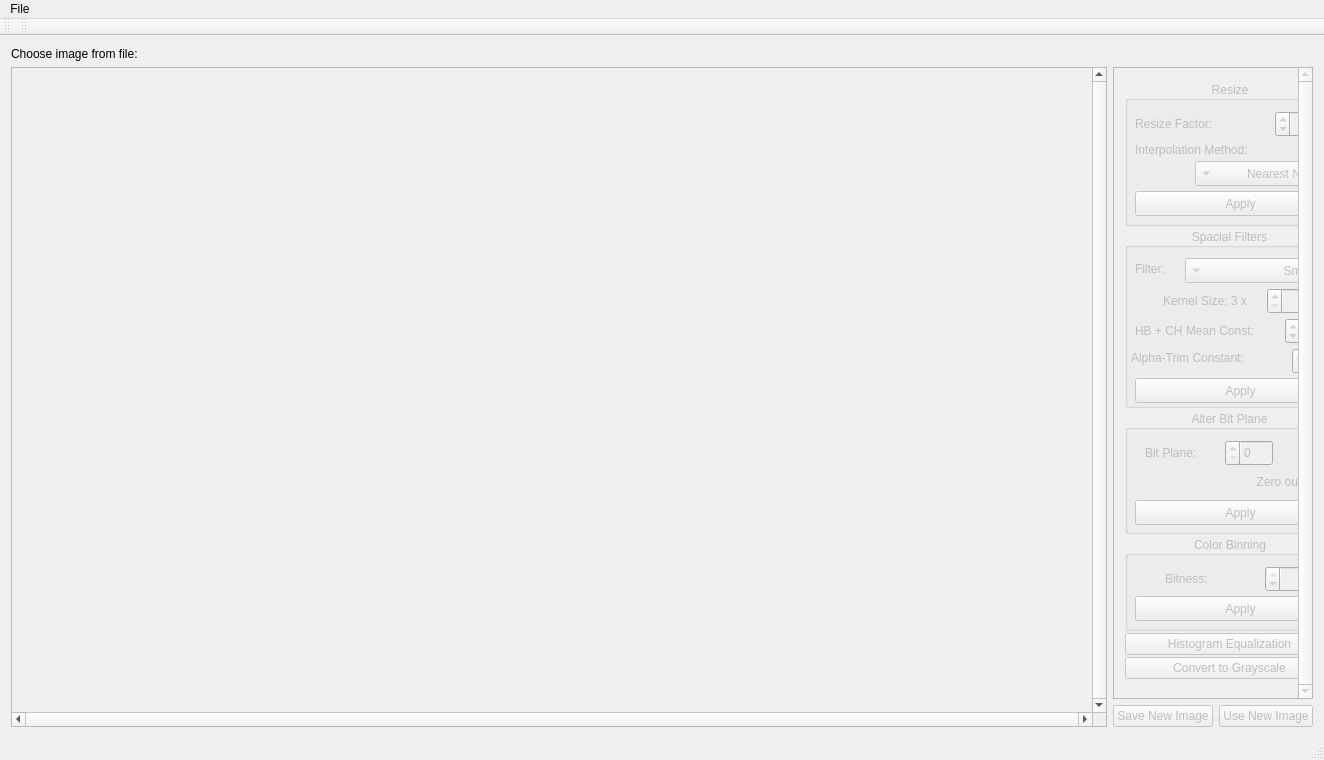
Qt form imageprocessor.ui (Mathagoris/Digital-Image-Processing) before a commit.
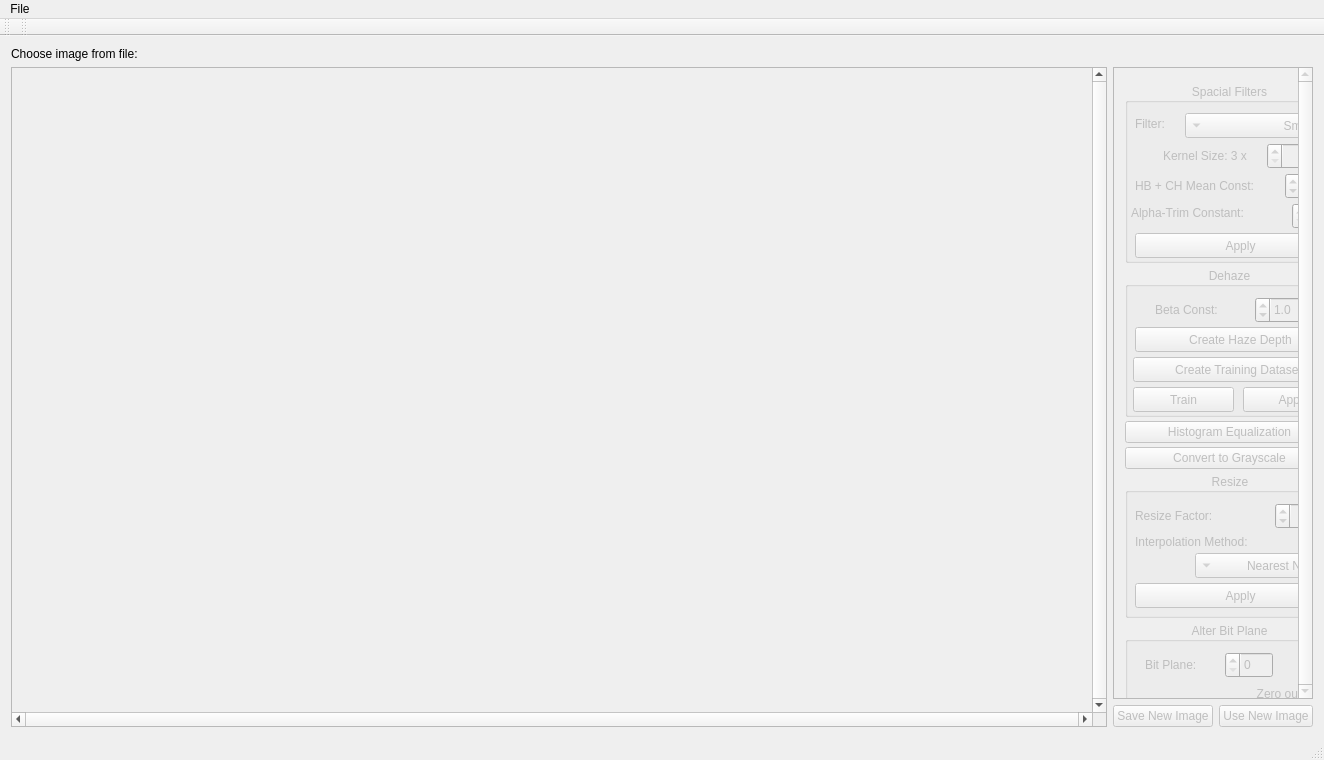
The same form after that commit.

Commit message: Haze removal algorithm with default optimum values

```diff
--- a/imageprocessor.ui
+++ b/imageprocessor.ui
@@ -172,7 +172,7 @@
               <x>0</x>
               <y>0</y>
               <width>231</width>
-              <height>626</height>
+              <height>796</height>
              </rect>
             </property>
             <layout class="QVBoxLayout" name="vertLayout">
@@ -182,156 +182,6 @@
              <property name="sizeConstraint">
               <enum>QLayout::SetMinimumSize</enum>
              </property>
-             <item>
-              <widget class="QGroupBox" name="resizeGroup">
-               <property name="minimumSize">
-                <size>
-                 <width>0</width>
-                 <height>145</height>
-                </size>
-               </property>
-               <property name="maximumSize">
-                <size>
-                 <width>16777215</width>
-                 <height>145</height>
-                </size>
-               </property>
-               <property name="title">
-                <string>Resize</string>
-               </property>
-               <property name="alignment">
-                <set>Qt::AlignCenter</set>
-               </property>
-               <property name="flat">
-                <bool>false</bool>
-               </property>
-               <property name="checkable">
-                <bool>false</bool>
-               </property>
-               <widget class="QLabel" name="resizeLabel">
-                <property name="geometry">
-                 <rect>
-                  <x>10</x>
-                  <y>30</y>
-                  <width>101</width>
-                  <height>26</height>
-                 </rect>
-                </property>
-                <property name="text">
-                 <string>Resize Factor:</string>
-                </property>
-               </widget>
-               <widget class="QSpinBox" name="resizeFactor">
-                <property name="geometry">
-                 <rect>
-                  <x>150</x>
-                  <y>30</y>
-                  <width>51</width>
-                  <height>26</height>
-                 </rect>
-                </property>
-                <property name="alignment">
-                 <set>Qt::AlignRight|Qt::AlignTrailing|Qt::AlignVCenter</set>
-                </property>
-                <property name="specialValueText">
-                 <string/>
-                </property>
-                <property name="suffix">
-                 <string/>
-                </property>
-                <property name="minimum">
-                 <number>1</number>
-                </property>
-                <property name="maximum">
-                 <number>900</number>
-                </property>
-                <property name="singleStep">
-                 <number>1</number>
-                </property>
-                <property name="value">
-                 <number>100</number>
-                </property>
-               </widget>
-               <widget class="QLabel" name="upsampleLabel">
-                <property name="geometry">
-                 <rect>
-                  <x>10</x>
-                  <y>60</y>
-                  <width>161</width>
-                  <height>17</height>
-                 </rect>
-                </property>
-                <property name="text">
-                 <string>Interpolation Method:</string>
-                </property>
-               </widget>
-               <widget class="QComboBox" name="upsampleCombo">
-                <property name="enabled">
-                 <bool>false</bool>
-                </property>
-                <property name="geometry">
-                 <rect>
-                  <x>70</x>
-                  <y>80</y>
-                  <width>151</width>
-                  <height>25</height>
-                 </rect>
-                </property>
-                <property name="insertPolicy">
-                 <enum>QComboBox::InsertAtBottom</enum>
-                </property>
-                <property name="frame">
-                 <bool>true</bool>
-                </property>
-                <item>
-                 <property name="text">
-                  <string>Nearest Neighbor</string>
-                 </property>
-                </item>
-                <item>
-                 <property name="text">
-                  <string>Linear X-Direction</string>
-                 </property>
-                </item>
-                <item>
-                 <property name="text">
-                  <string>Linear Y-Direction</string>
-                 </property>
-                </item>
-                <item>
-                 <property name="text">
-                  <string>Bilinear</string>
-                 </property>
-                </item>
-               </widget>
-               <widget class="QPushButton" name="applyResize">
-                <property name="geometry">
-                 <rect>
-                  <x>10</x>
-                  <y>110</y>
-                  <width>211</width>
-                  <height>25</height>
-                 </rect>
-                </property>
-                <property name="text">
-                 <string>Apply</string>
-                </property>
-               </widget>
-               <widget class="QLabel" name="label">
-                <property name="geometry">
-                 <rect>
-                  <x>210</x>
-                  <y>30</y>
-                  <width>16</width>
-                  <height>26</height>
-                 </rect>
-                </property>
-                <property name="text">
-                 <string>%</string>
-                </property>
-               </widget>
-              </widget>
-             </item>
              <item>
               <widget class="QGroupBox" name="spacialFilterGroup">
                <property name="minimumSize">
@@ -469,7 +319,7 @@
                  <number>3</number>
                 </property>
                 <property name="maximum">
-                 <number>9</number>
+                 <number>21</number>
                 </property>
                 <property name="singleStep">
                  <number>2</number>
@@ -566,6 +416,282 @@
                <zorder>atConstLabel</zorder>
               </widget>
              </item>
+             <item>
+              <widget class="QGroupBox" name="dehazeGroup">
+               <property name="minimumSize">
+                <size>
+                 <width>0</width>
+                 <height>150</height>
+                </size>
+               </property>
+               <property name="maximumSize">
+                <size>
+                 <width>16777215</width>
+                 <height>150</height>
+                </size>
+               </property>
+               <property name="title">
+                <string>Dehaze</string>
+               </property>
+               <property name="alignment">
+                <set>Qt::AlignCenter</set>
+               </property>
+               <widget class="QPushButton" name="pushButton">
+                <property name="geometry">
+                 <rect>
+                  <x>8</x>
+                  <y>120</y>
+                  <width>101</width>
+                  <height>25</height>
+                 </rect>
+                </property>
+                <property name="text">
+                 <string>Train</string>
+                </property>
+               </widget>
+               <widget class="QPushButton" name="applyDehaze">
+                <property name="geometry">
+                 <rect>
+                  <x>118</x>
+                  <y>120</y>
+                  <width>101</width>
+                  <height>25</height>
+                 </rect>
+                </property>
+                <property name="text">
+                 <string>Apply</string>
+                </property>
+               </widget>
+               <widget class="QPushButton" name="pushButton_3">
+                <property name="geometry">
+                 <rect>
+                  <x>8</x>
+                  <y>90</y>
+                  <width>211</width>
+                  <height>25</height>
+                 </rect>
+                </property>
+                <property name="text">
+                 <string>Create Training Dataset</string>
+                </property>
+               </widget>
+               <widget class="QPushButton" name="createHazeDepth">
+                <property name="geometry">
+                 <rect>
+                  <x>10</x>
+                  <y>60</y>
+                  <width>211</width>
+                  <height>25</height>
+                 </rect>
+                </property>
+                <property name="text">
+                 <string>Create Haze Depth</string>
+                </property>
+               </widget>
+               <widget class="QLabel" name="betaLabel">
+                <property name="geometry">
+                 <rect>
+                  <x>30</x>
+                  <y>30</y>
+                  <width>81</width>
+                  <height>26</height>
+                 </rect>
+                </property>
+                <property name="text">
+                 <string>Beta Const:</string>
+                </property>
+               </widget>
+               <widget class="QDoubleSpinBox" name="betaSpin">
+                <property name="geometry">
+                 <rect>
+                  <x>130</x>
+                  <y>30</y>
+                  <width>69</width>
+                  <height>26</height>
+                 </rect>
+                </property>
+                <property name="decimals">
+                 <number>1</number>
+                </property>
+                <property name="maximum">
+                 <double>5.000000000000000</double>
+                </property>
+                <property name="singleStep">
+                 <double>0.100000000000000</double>
+                </property>
+                <property name="value">
+                 <double>1.000000000000000</double>
+                </property>
+               </widget>
+              </widget>
+             </item>
+             <item>
+              <widget class="QPushButton" name="histEqualButton">
+               <property name="text">
+                <string>Histogram Equalization</string>
+               </property>
+              </widget>
+             </item>
+             <item>
+              <widget class="QPushButton" name="convertToGray">
+               <property name="enabled">
+                <bool>false</bool>
+               </property>
+               <property name="text">
+                <string>Convert to Grayscale</string>
+               </property>
+              </widget>
+             </item>
+             <item>
+              <widget class="QGroupBox" name="resizeGroup">
+               <property name="minimumSize">
+                <size>
+                 <width>0</width>
+                 <height>145</height>
+                </size>
+               </property>
+               <property name="maximumSize">
+                <size>
+                 <width>16777215</width>
+                 <height>145</height>
+                </size>
+               </property>
+               <property name="title">
+                <string>Resize</string>
+               </property>
+               <property name="alignment">
+                <set>Qt::AlignCenter</set>
+               </property>
+               <property name="flat">
+                <bool>false</bool>
+               </property>
+               <property name="checkable">
+                <bool>false</bool>
+               </property>
+               <widget class="QLabel" name="resizeLabel">
+                <property name="geometry">
+                 <rect>
+                  <x>10</x>
+                  <y>30</y>
+                  <width>101</width>
+                  <height>26</height>
+                 </rect>
+                </property>
+                <property name="text">
+                 <string>Resize Factor:</string>
+                </property>
+               </widget>
+               <widget class="QSpinBox" name="resizeFactor">
+                <property name="geometry">
+                 <rect>
+                  <x>150</x>
+                  <y>30</y>
+                  <width>51</width>
+                  <height>26</height>
+                 </rect>
+                </property>
+                <property name="alignment">
+                 <set>Qt::AlignRight|Qt::AlignTrailing|Qt::AlignVCenter</set>
+                </property>
+                <property name="specialValueText">
+                 <string/>
+                </property>
+                <property name="suffix">
+                 <string/>
+                </property>
+                <property name="minimum">
+                 <number>1</number>
+                </property>
+                <property name="maximum">
+                 <number>900</number>
+                </property>
+                <property name="singleStep">
+                 <number>1</number>
+                </property>
+                <property name="value">
+                 <number>100</number>
+                </property>
+               </widget>
+               <widget class="QLabel" name="upsampleLabel">
+                <property name="geometry">
+                 <rect>
+                  <x>10</x>
+                  <y>60</y>
+                  <width>161</width>
+                  <height>17</height>
+                 </rect>
+                </property>
+                <property name="text">
+                 <string>Interpolation Method:</string>
+                </property>
+               </widget>
+               <widget class="QComboBox" name="upsampleCombo">
+                <property name="enabled">
+                 <bool>false</bool>
+                </property>
+                <property name="geometry">
+                 <rect>
+                  <x>70</x>
+                  <y>80</y>
+                  <width>151</width>
+                  <height>25</height>
+                 </rect>
+                </property>
+                <property name="insertPolicy">
+                 <enum>QComboBox::InsertAtBottom</enum>
+                </property>
+                <property name="frame">
+                 <bool>true</bool>
+                </property>
+                <item>
+                 <property name="text">
+                  <string>Nearest Neighbor</string>
+                 </property>
+                </item>
+                <item>
+                 <property name="text">
+                  <string>Linear X-Direction</string>
+                 </property>
+                </item>
+                <item>
+                 <property name="text">
+                  <string>Linear Y-Direction</string>
+                 </property>
+                </item>
+                <item>
+                 <property name="text">
+                  <string>Bilinear</string>
+                 </property>
+                </item>
+               </widget>
+               <widget class="QPushButton" name="applyResize">
+                <property name="geometry">
+                 <rect>
+                  <x>10</x>
+                  <y>110</y>
+                  <width>211</width>
+                  <height>25</height>
+                 </rect>
+                </property>
+                <property name="text">
+                 <string>Apply</string>
+                </property>
+               </widget>
+               <widget class="QLabel" name="label">
+                <property name="geometry">
+                 <rect>
+                  <x>210</x>
+                  <y>30</y>
+                  <width>16</width>
+                  <height>26</height>
+                 </rect>
+                </property>
+                <property name="text">
+                 <string>%</string>
+                </property>
+               </widget>
+              </widget>
+             </item>
              <item>
               <widget class="QGroupBox" name="bitPlaneGroup">
                <property name="minimumSize">
@@ -716,23 +842,6 @@
                </widget>
               </widget>
              </item>
-             <item>
-              <widget class="QPushButton" name="histEqualButton">
-               <property name="text">
-                <string>Histogram Equalization</string>
-               </property>
-              </widget>
-             </item>
-             <item>
-              <widget class="QPushButton" name="convertToGray">
-               <property name="enabled">
-                <bool>false</bool>
-               </property>
-               <property name="text">
-                <string>Convert to Grayscale</string>
-               </property>
-              </widget>
-             </item>
             </layout>
            </widget>
           </widget>
```
The commit also changes 4 other files.
